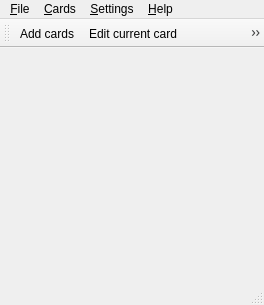
Qt form mnemosyne/mnemosyne/pyqt_ui/main_window.ui (vasvlad/pomni) before a commit.
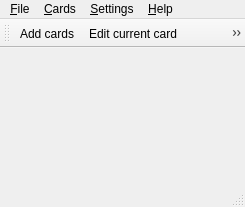
The same form after that commit. Icons and pictures are not drawn.

The edit to the form file:
```diff
--- a/mnemosyne/mnemosyne/pyqt_ui/main_window.ui
+++ b/mnemosyne/mnemosyne/pyqt_ui/main_window.ui
@@ -6,8 +6,8 @@
    <rect>
     <x>0</x>
     <y>0</y>
-    <width>264</width>
-    <height>305</height>
+    <width>245</width>
+    <height>207</height>
    </rect>
   </property>
   <property name="sizePolicy">
@@ -29,7 +29,7 @@
     <rect>
      <x>0</x>
      <y>0</y>
-     <width>264</width>
+     <width>245</width>
      <height>24</height>
     </rect>
    </property>
```
Left out of the diff: 28 changed lines with no effect on the pictures.
